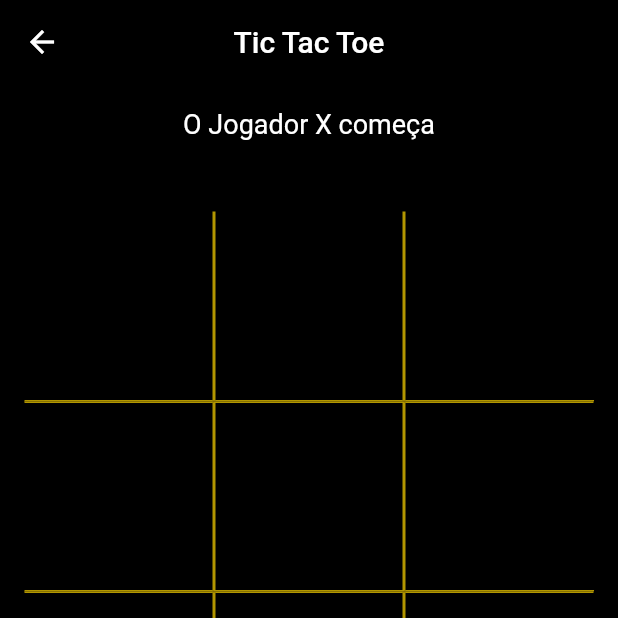
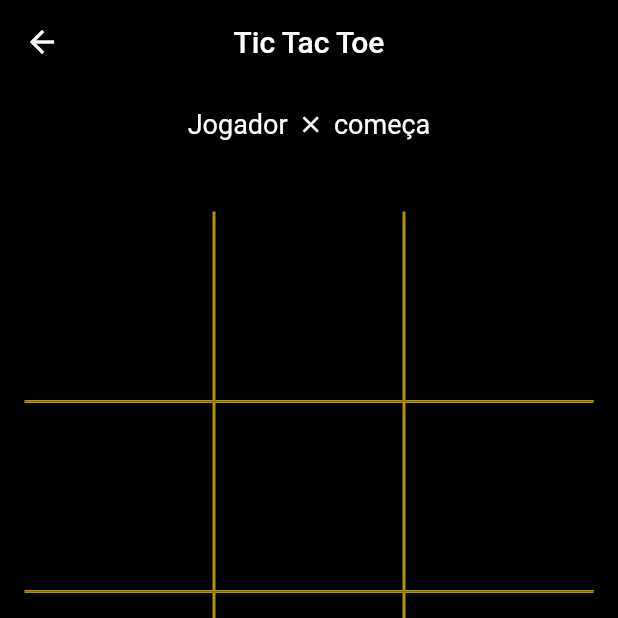
Before and after one commit to ivanknobel/tic-tac-toe, a Flutter app: the NormalGamePage screen opened directly, on a phone screen of 412 x 824 dp, the top half of it. Run offline on Flutter 3.47's test engine with Material 2 defaults, Android fonts, the phone set to English and light mode, and no system bars; our stand-ins replace flutter_bloc, get_it, google_fonts.

Commit message:
update game top message to use icons

```diff
--- a/tic_tac_toe/lib/game/domain/models/game_enums.dart
+++ b/tic_tac_toe/lib/game/domain/models/game_enums.dart
@@ -6,11 +6,11 @@ enum Player {
 }
 
 String getPlayerName(Player player) {
-    if (player == Player.x) {
-      return "X";
-    }
-    return "O";
+  if (player == Player.x) {
+    return "X";
   }
+  return "O";
+}
 
 Player getRandomStarter() {
   bool xPlays = Random().nextBool();
@@ -37,3 +37,13 @@ enum GameStatus {
   xWon,
   oWon,
 }
+
+Player? getWinnerFromResult(GameStatus result) {
+  if (result == GameStatus.xWon) {
+    return Player.x;
+  }
+  if (result == GameStatus.oWon) {
+    return Player.o;
+  }
+  return null;
+}
--- a/tic_tac_toe/lib/game/pages/normal_game_page.dart
+++ b/tic_tac_toe/lib/game/pages/normal_game_page.dart
@@ -31,10 +31,7 @@ class _NormalGamePageState extends State<NormalGamePage> {
                   const SizedBox(
                     height: 16,
                   ),
-                  Text(
-                    _getMessage(state),
-                    style: const TextStyle(color: Colors.white, fontSize: 18),
-                  ),
+                  _topMessage(state),
                   const SizedBox(
                     height: 32,
                   ),
@@ -61,26 +58,63 @@ class _NormalGamePageState extends State<NormalGamePage> {
         ));
   }
 
-  String _getMessage(GameState state) {
-    if (state is GameStateStart) {
-      String player = getPlayerName(state.whoPlays);
-      return "O Jogador $player começa";
-    } else if (state is GameStateOngoing) {
-      String player = getPlayerName(state.whoPlays);
-      return "Vez do jogador $player";
-    } else if (state is GameStateFinished) {
-      GameStatus result = state.result;
-      if (result == GameStatus.drawn) {
-        return "Empate!";
-      } else {
-        return _getWinningMessage(state.result);
+  Widget _topMessage(GameState state) {
+    if (state is GameStateFinished) {
+      if (state.result == GameStatus.drawn) {
+        return const Text(
+          "Empate!",
+          style: TextStyle(color: Colors.white, fontSize: 18),
+        );
       }
-    } else {
-      return "Erro";
     }
+    return RichText(
+      text: TextSpan(
+        children: [
+          TextSpan(
+            text: (state is GameStateStart || state is GameStateFinished)
+                ? "Jogador "
+                : (state is GameStateOngoing)
+                    ? "Vez do jogador "
+                    : null,
+            style: const TextStyle(
+              color: Colors.white,
+              fontSize: 18,
+            ),
+          ),
+          WidgetSpan(
+            child: Padding(
+              padding: const EdgeInsets.symmetric(horizontal: 2),
+              child: _getPlayerIcon((state is GameStateStart) ? state.whoPlays : (state is GameStateOngoing) ? state.whoPlays : (state is GameStateFinished) ? getWinnerFromResult(state.result) : null),
+            ),
+          ),
+          TextSpan(
+            text: (state is GameStateStart)
+                ? " começa"
+                : (state is GameStateFinished)
+                    ? " ganhou!"
+                    : null,
+            style: const TextStyle(
+              color: Colors.white,
+              fontSize: 18,
+            ),
+          ),
+        ],
+      ),
+    );
   }
 
-  String _getWinningMessage(GameStatus status) {
+  Icon _getPlayerIcon(Player? player) {
+    return Icon(
+      (player == Player.x)
+          ? Icons.close
+          : (player == Player.o)
+              ? Icons.circle_outlined
+              : null,
+              size: 18,
+    );
+  }
+
+  String _getWinningPlayer(GameStatus status) {
     String player = "";
     if (status == GameStatus.oWon) {
       player = getPlayerName(Player.o);
```
